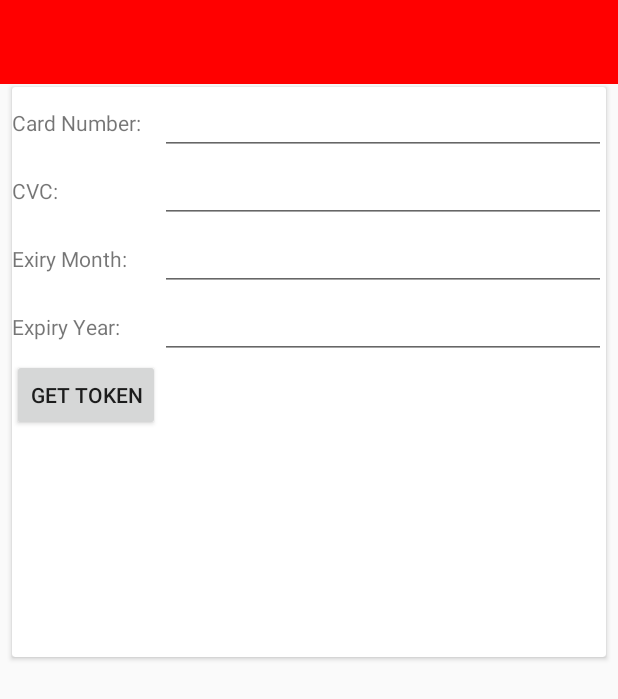
After one commit to AliyuAbdullahi/Booka-Client, an Android app: the fragment PaymentDialog shown on its own in the app's theme, on a phone screen of 412 x 824 dp. The commit adds this screen. Shown: the top 699 px of the screen. Run offline under Robolectric (Android 15) with nearby library versions, the phone set to English and light mode, and no system bars; libraries missing offline, so code that uses them is left out: co.paystack.android; network calls fail; 2 statements that could not run were skipped.

Commit message:
User can make payment

```diff
--- a/app/src/main/AndroidManifest.xml
+++ b/app/src/main/AndroidManifest.xml
@@ -20,10 +20,15 @@
   <uses-permission android:name="android.permission.CALL_PHONE"/>
 
   <application
+    android:name="android.support.multidex.MultiDexApplication"
     android:allowBackup="true"
     android:icon="@mipmap/ic_launcher"
     android:label="@string/app_name"
     android:theme="@style/AppTheme">
+    <meta-data
+      android:name="co.paystack.android.PublishableKey"
+      android:value="MFwwDQYJKoZIhvcNAQEBBQADSwAwSAJBANIsL+RHqfkBiKGn/D1y1QnNrMkKzxWP
+2wkeSokw2OJrCI+d6YGJPrHHx+nmb/Qn885/R01Gw6d7M824qofmCvkCAwEAAQ=="/>
     <meta-data
       android:name="com.google.android.gms.version"
       android:value="@integer/google_play_services_version"/>
--- a/app/src/main/java/com/example/bookac/activities/UserHomePage.java
+++ b/app/src/main/java/com/example/bookac/activities/UserHomePage.java
@@ -44,6 +44,7 @@ import com.android.volley.toolbox.StringRequest;
 import com.android.volley.toolbox.Volley;
 import com.example.bookac.Adapters.SearchAutoCompleteAdapter;
 import com.example.bookac.R;
+import com.example.bookac.constants.Constants;
 import com.example.bookac.fragments.NavigationFragment;
 import com.example.bookac.singletons.Chef;
 import com.example.bookac.singletons.User;
@@ -187,7 +188,7 @@ public class UserHomePage extends AppCompatActivity implements OnMapReadyCallbac
 
      //the getAllCHeffsArround method is used to get all the chefs around a particular locatio
     getCoordinates ();
-    getAllCheffsArround ("http://mybukka.herokuapp.com/api/v1/bukka/chefs/" + lat + "/" + lng);
+    getAllCheffsArround (Constants.PEOPLE_AROUND_URL + lat + "/" + lng);
     try{
 
     }catch (Exception e){
--- /dev/null
+++ b/app/src/main/java/com/example/bookac/fragments/PaymentDialog.java
@@ -0,0 +1,212 @@
+package com.example.bookac.fragments;
+
+import android.app.Dialog;
+import android.app.DialogFragment;
+import android.app.ProgressDialog;
+import android.content.Intent;
+import android.os.Bundle;
+import android.support.annotation.Nullable;
+import android.view.LayoutInflater;
+import android.view.View;
+import android.view.ViewGroup;
+import android.view.Window;
+import android.widget.Button;
+import android.widget.EditText;
+import android.widget.TextView;
+import android.widget.Toast;
+
+import com.example.bookac.R;
+import com.example.bookac.activities.MainActivity;
+import com.example.bookac.tools.PaymentController;
+
+import co.paystack.android.Paystack;
+import co.paystack.android.PaystackSdk;
+import co.paystack.android.model.Card;
+import co.paystack.android.model.Token;
+
+/**
+ * Created by aliyuolalekan on 11/12/2015.
+ */
+public class PaymentDialog extends DialogFragment {
+
+  EditText mEditCardNum;
+  EditText mEditCVC;
+  EditText mEditExpiryMonth;
+  EditText mEditExpiryYear;
+  Button mButtonCreateToken;
+
+  TextView mTextCard;
+  TextView mTextToken;
+  double price;
+  Token token;
+  Card card;
+
+  ProgressDialog dialog;
+
+  @Nullable
+  @Override
+  public View onCreateView (LayoutInflater inflater, ViewGroup container, Bundle savedInstanceState) {
+    View view = inflater.inflate (R.layout.payment_dialog, container, false);
+    Bundle args = getArguments ();
+    price = args.getDouble ("price");
+    Toast.makeText (getActivity (), price + "", Toast.LENGTH_SHORT).show ();
+    mEditCardNum = (EditText)view.findViewById (R.id.edit_card_number);
+    mEditCVC = (EditText)view.findViewById (R.id.edit_cvc);
+    mEditExpiryMonth = (EditText)view.findViewById (R.id.edit_expiry_month);
+    mEditExpiryYear = (EditText)view.findViewById (R.id.edit_expiry_year);
+    mButtonCreateToken = (Button)view.findViewById (R.id.m_button_create_token);
+    mTextCard = (TextView)view.findViewById (R.id.mTextCard);
+    mTextToken = (TextView)view.findViewById (R.id.mTextToken);
+    PaystackSdk.initialize(getActivity ());
+    dialog = new ProgressDialog(getActivity ());
+//    card = new Card ("4123450131001381", 4, 2022, "883");
+
+    mButtonCreateToken.setOnClickListener(new View.OnClickListener() {
+      @Override
+      public void onClick(View view) {
+
+        //validate form
+        validateForm();
+
+        //check card validity
+        if(card.isValid()){
+          dialog.setMessage("Request token please wait");
+          dialog.setCancelable(true);
+          dialog.setCanceledOnTouchOutside(true);
+
+          dialog.show();
+
+          createToken(card);
+        }
+      }
+    });
+    return view;
+  }
+
+  private void validateForm(){
+    //validate fields
+    String cardNum = mEditCardNum.getText().toString().trim();
+
+    if(isEmpty(cardNum)){
+      mEditCardNum.setError("Empty card number");
+      return;
+    }
+
+    //build card object with ONLY the number, update the other fields later
+    card = new Card.Builder(cardNum, 0, 0, "").build();
+    if(!card.validNumber()){
+      mEditCardNum.setError("Invalid card number");
+      return;
+    }
+
+    //validate cvc
+    String cvc = mEditCVC.getText().toString().trim();
+    if(isEmpty(cvc)){
+      mEditCVC.setError("Empty cvc");
+      return;
+    }
+    //update the cvc field of the card
+    card.setCvc(cvc);
+
+    //check that it's valid
+    if(!card.validCVC()){
+      mEditCVC.setError("Invalid cvc");
+      return;
+    }
+
+    //validate expiry month;
+    String sMonth = mEditExpiryMonth.getText().toString().trim();
+    int month = -1;
+    try{
+      month = Integer.parseInt(sMonth);
+    }
+    catch (Exception e){}
+
+    if(month < 1){
+      mEditExpiryMonth.setError("Invalid month");
+      return;
+    }
+
+    card.setExpiryMonth(month);
+
+    String sYear = mEditExpiryYear.getText().toString().trim();
+    int year = -1;
+    try{
+      year = Integer.parseInt(sYear);
+    }
+    catch(Exception e){}
+
+    if(year < 1){
+      mEditExpiryYear.setError("invalid year");
+      return;
+    }
+
+    card.setExpiryYear(year);
+
+    //validate expiry
+    if(!card.validExpiryDate()){
+      mEditExpiryMonth.setError("Invalid expiry");
+      mEditExpiryYear.setError("Invalid expiry");
+      return;
+    }
+  }
+
+  @Override
+  public Dialog onCreateDialog(Bundle savedInstanceState) {
+    Dialog dialog = super.onCreateDialog(savedInstanceState);
+    // request a window without the title
+    dialog.getWindow().requestFeature(Window.FEATURE_NO_TITLE);
+    return dialog;
+  }
+
+  private void createToken(Card card){
+    //then create token using PaystackSdk class
+    PaystackSdk.createToken (card, new Paystack.TokenCallback () {
+      @Override
+      public void onCreate (Token token) {
+
+        //here you retrieve the token, and send to your server for charging.
+        if (dialog.isShowing ()) {
+          dialog.dismiss ();
+        }
+
+        Toast.makeText (getActivity (), token.token, Toast.LENGTH_LONG).show ();
+        PaymentDialog.this.token = token;
+        updateTextViews (token);
+        String iD = 100067+"";
+        String secret = "3383d1a753b6aec287f29cac37742f72";
+        PaymentController controller = new PaymentController (getActivity ());
+        controller.makeRequest ("https://paystack.ng/charge/mobiletoken/", iD, secret, "age@demo.com", 200, token.token);
+      }
+
+      @Override
+      public void onError (Exception error) {
+        if (dialog.isShowing ()) {
+          dialog.dismiss ();
+        }
+        Toast.makeText (getActivity (), error.getMessage (), Toast.LENGTH_LONG).show ();
+        updateTextViews (null);
+      }
+    });
+  }
+
+  private void updateTextViews(Token token){
+    if(token != null){
+      mTextCard.setText("Card last 4 digits: " + token.last4);
+      mTextToken.setText("Token: " + token.token);
+    }
+    else{
+      mTextCard.setText("Unable to get token");
+      mTextToken.setText("Token was null");
+    }
+  }
+
+  @Override
+  public void onActivityResult (int requestCode, int resultCode, Intent data) {
+    super.onActivityResult(requestCode, resultCode, data);
+  }
+
+  private boolean isEmpty(String s){
+    return s == null || s.length() < 1;
+  }
+}
--- a/app/src/main/java/com/example/bookac/fragments/UserLogin.java
+++ b/app/src/main/java/com/example/bookac/fragments/UserLogin.java
@@ -36,6 +36,7 @@ import com.example.bookac.AutoComplete;
 import com.example.bookac.GetPeopleAround;
 import com.example.bookac.R;
 import com.example.bookac.Search;
+import com.example.bookac.constants.Constants;
 import com.example.bookac.singletons.User;
 
 import org.json.JSONException;
@@ -82,7 +83,7 @@ public class UserLogin extends Fragment {
             dialog.setTitle ("loading content...");
             dialog.show ();
             RequestQueue queue = Volley.newRequestQueue (getActivity ());
-            StringRequest request = new StringRequest (Request.Method.POST, "http://mybukka.herokuapp.com/api/v1/bukka/auth/login", new Response.Listener<String> () {
+            StringRequest request = new StringRequest (Request.Method.POST, Constants.LOGIN_URL, new Response.Listener<String> () {
               @Override
               public void onResponse (String response) {
                 String userImageUrl = null;
@@ -150,8 +151,6 @@ public class UserLogin extends Fragment {
             Toast.makeText (getActivity (),"Enter valid email or password", Toast.LENGTH_SHORT).show ();
           }
         }
-
-
       }
     });
 
--- a/app/src/main/res/layout/adapter_menu_layout.xml
+++ b/app/src/main/res/layout/adapter_menu_layout.xml
@@ -68,6 +68,7 @@
             android:layout_width="0dp"
             android:layout_height="wrap_content"/>
           <Button
+            android:id="@+id/makePurchase"
             android:layout_weight="1"
             android:layout_below="@id/desertPrice"
             android:text="Make purchase"
--- /dev/null
+++ b/app/src/main/res/layout/payment_dialog.xml
@@ -0,0 +1,106 @@
+<?xml version="1.0" encoding="utf-8"?>
+<RelativeLayout xmlns:android="http://schemas.android.com/apk/res/android"
+              android:orientation="vertical"
+              android:layout_width="match_parent"
+              android:layout_height="match_parent">
+  <android.support.v7.widget.Toolbar
+    android:id="@+id/payment_dialog_toolbar"
+    android:layout_width="match_parent"
+    android:layout_height="wrap_content"
+    android:layout_alignParentTop="true"
+    android:background="#f00"
+    android:minHeight="?attr/actionBarSize"
+    android:theme="@style/ThemeOverlay.AppCompat.Dark.ActionBar"
+    />
+  <android.support.v7.widget.CardView
+    xmlns:card_view="http://schemas.android.com/apk/res-auto"
+    android:layout_width="match_parent"
+    android:elevation="4dp"
+    android:background="#40ffffff"
+    android:layout_marginLeft="8dp"
+    android:layout_marginRight="8dp"
+    android:layout_height="380dp"
+    android:layout_marginTop="58dp"
+    android:layout_alignParentTop="true"
+    android:layout_centerHorizontal="true">
+    <LinearLayout
+      android:orientation="vertical"
+      android:layout_width="match_parent"
+      android:layout_height="match_parent">
+    <LinearLayout
+      android:orientation="horizontal"
+      android:layout_width="match_parent"
+      android:layout_height="wrap_content">
+      <TextView
+        android:text="Card Number: "
+        android:layout_width="0dp"
+        android:layout_weight="1"
+        android:layout_height="wrap_content"/>
+      <EditText
+        android:id="@+id/edit_card_number"
+        android:layout_weight="3"
+        android:layout_width="0dp"
+        android:layout_height="wrap_content"/>
+    </LinearLayout>
+    <LinearLayout
+      android:orientation="horizontal"
+      android:layout_width="match_parent"
+      android:layout_height="wrap_content">
+      <TextView
+        android:text="CVC: "
+        android:layout_width="0dp"
+        android:layout_weight="1"
+        android:layout_height="wrap_content"/>
+      <EditText
+        android:id="@+id/edit_cvc"
+        android:layout_weight="3"
+        android:layout_width="0dp"
+        android:layout_height="wrap_content"/>
+    </LinearLayout>
+    <LinearLayout
+      android:orientation="horizontal"
+      android:layout_width="match_parent"
+      android:layout_height="wrap_content">
+      <TextView
+        android:text="Exiry Month: "
+        android:layout_width="0dp"
+        android:layout_weight="1"
+        android:layout_height="wrap_content"/>
+      <EditText
+        android:id="@+id/edit_expiry_month"
+        android:layout_weight="3"
+        android:layout_width="0dp"
+        android:layout_height="wrap_content"/>
+    </LinearLayout>
+    <LinearLayout
+      android:orientation="horizontal"
+      android:layout_width="match_parent"
+      android:layout_height="wrap_content">
+      <TextView
+        android:text="Expiry Year: "
+        android:layout_width="0dp"
+        android:layout_weight="1"
+        android:layout_height="wrap_content"/>
+      <EditText
+        android:id="@+id/edit_expiry_year"
+        android:layout_weight="3"
+        android:layout_width="0dp"
+        android:layout_height="wrap_content"/>
+    </LinearLayout>
+      <Button
+        android:id="@+id/m_button_create_token"
+        android:text="Get Token"
+        android:layout_width="wrap_content"
+        android:layout_height="wrap_content"/>
+      <TextView
+        android:id="@+id/mTextCard"
+        android:layout_width="wrap_content"
+        android:layout_height="wrap_content"/>
+      <TextView
+        android:id="@+id/mTextToken"
+        android:layout_width="wrap_content"
+        android:layout_height="wrap_content"/>
+    </LinearLayout>
+  </android.support.v7.widget.CardView>
+
+</RelativeLayout>
```
Also changed, not shown: app/build.gradle (+16 -0 lines), app/src/main/java/com/example/bookac/GetPeopleAround.java (+32 -15 lines), app/src/main/java/com/example/bookac/Menu.java (+25 -9 lines), app/src/main/java/com/example/bookac/constants/Constants.java (added, +10 -0 lines), app/src/main/java/com/example/bookac/singletons/App.java (added, +27 -0 lines), app/src/main/java/com/example/bookac/tools/PaymentController.java (added, +68 -0 lines), app/src/main/res/layout/content_menu.xml (+0 -7 lines), app/src/main/res/layout/toolbar.xml (+3 -4 lines), 1 other file.
